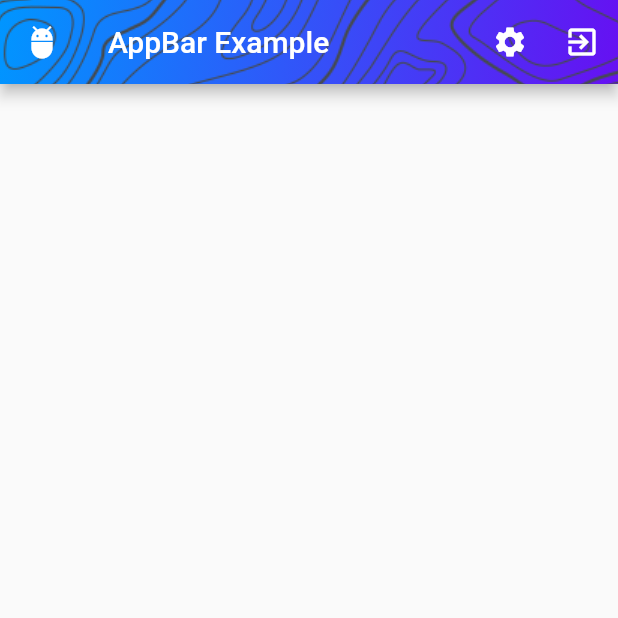
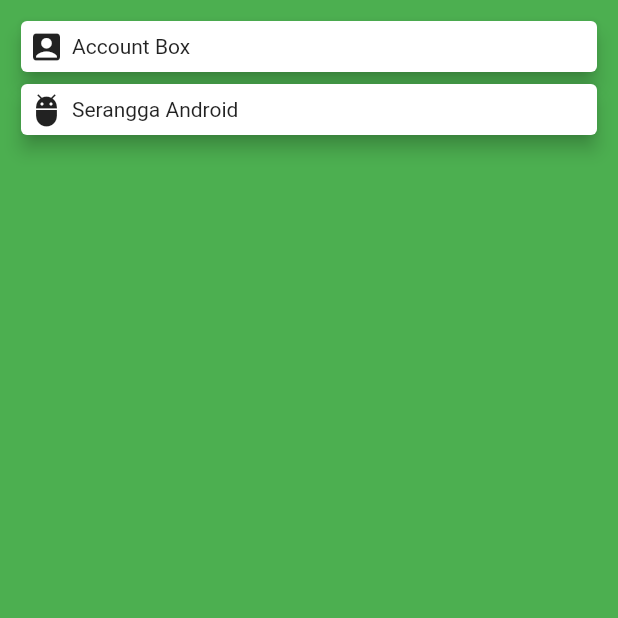
Before and after one commit to bayunugrraha/flutter_example, a Flutter app: the screen it shows after launch, on a phone screen of 412 x 824 dp, the top half of it. Run offline on Flutter 3.47's test engine with Material 2 defaults, Android fonts, the phone set to English and light mode, and no system bars.

Commit message:
card widget

```diff
--- a/lib/main.dart
+++ b/lib/main.dart
@@ -7,32 +7,29 @@ class MyApp extends StatelessWidget {
   Widget build(BuildContext context) {
     return MaterialApp(
       home: Scaffold(
-        appBar: AppBar(
-          leading: Icon(
-            Icons.adb,
-            color: Colors.white,
-          ),
-          title: Text(
-            "AppBar Example",
-            style: TextStyle(color: Colors.white),
-          ),
-          actions: <Widget>[
-            IconButton(icon: Icon(Icons.settings), onPressed: () {}),
-            IconButton(icon: Icon(Icons.exit_to_app), onPressed: () {}),
-          ],
-          flexibleSpace: Container(
-            decoration: BoxDecoration(
-                gradient: LinearGradient(
-                    colors: [Color(0xff0096ff), Color(0xff6610f2)],
-                    begin: FractionalOffset.topLeft,
-                    end: FractionalOffset.bottomRight),
-                image: DecorationImage(
-                    image: AssetImage("assets/images/pattern.png"),
-                    fit: BoxFit.none,
-                    repeat: ImageRepeat.repeat)),
+        backgroundColor: Colors.green,
+        body: Container(
+          margin: EdgeInsets.all(10),
+          child: ListView(
+            children: [
+              buildCard(Icons.account_box, "Account Box"),
+              buildCard(Icons.adb, "Serangga Android")
+            ],
           ),
         ),
       ),
     );
   }
+
+  Card buildCard(IconData iconData, String text) {
+    return Card(
+      elevation: 5,
+      child: Row(
+        children: [
+          Container(margin: EdgeInsets.all(5), child: Icon(iconData)),
+          Text(text)
+        ],
+      ),
+    );
+  }
 }
```
